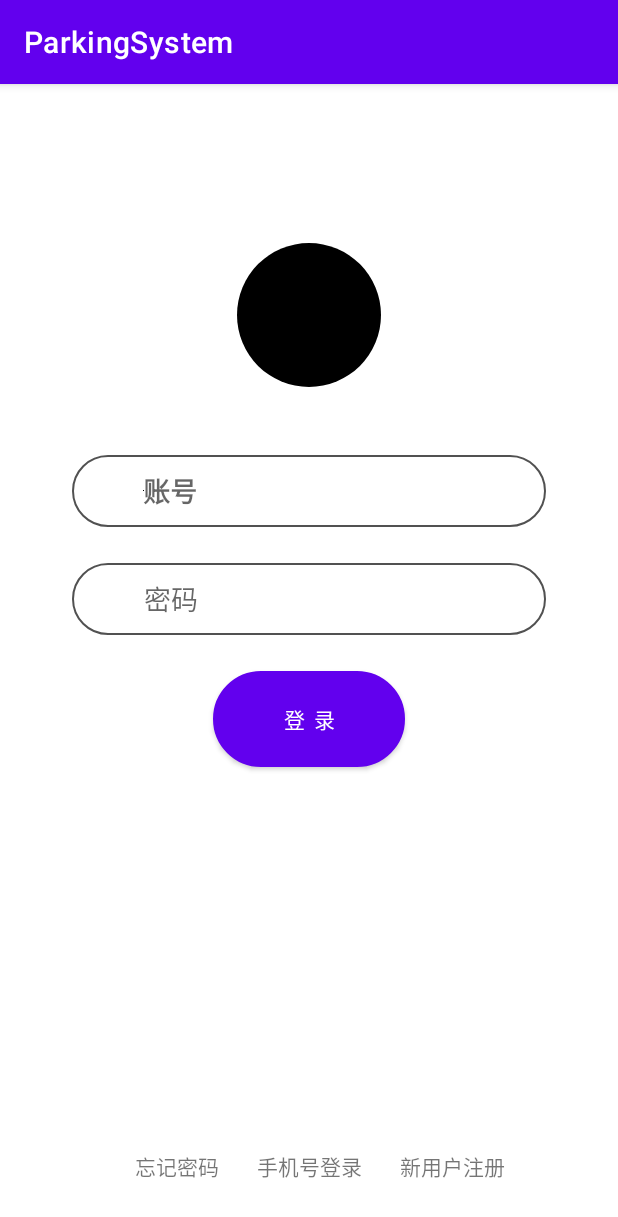
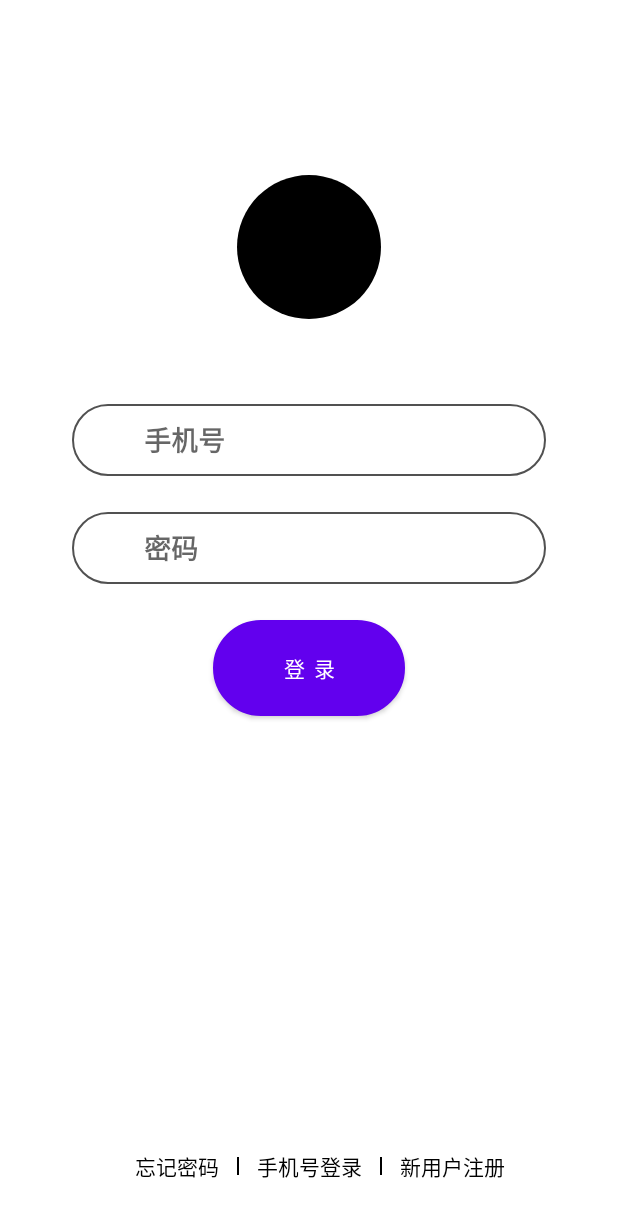
Before and after one commit to ljhs88/Parking_System, an Android app: the Cus_LoginActivity screen opened directly, with no data from a screen before it, on a phone screen of 412 x 824 dp. Shown: the top 1217 px of the screen. Run offline under Robolectric (Android 15) with nearby library versions, the phone set to English and light mode, and no system bars; our stand-ins replace CircleImageView; libraries missing offline, so code that uses them is left out: com.alibaba.android.

Commit message:
commit 2022-1-18

```diff
--- a/ParkingSystem/register/src/main/java/com/xiyou3g/select/customer/register/Cus_LoginActivity.java
+++ b/ParkingSystem/register/src/main/java/com/xiyou3g/select/customer/register/Cus_LoginActivity.java
@@ -1,17 +1,84 @@
 package com.xiyou3g.select.customer.register;
 
+import androidx.appcompat.app.ActionBar;
 import androidx.appcompat.app.AppCompatActivity;
 
+import android.annotation.SuppressLint;
+import android.graphics.Color;
 import android.os.Bundle;
+import android.view.View;
+
+import android.view.WindowManager;
+import android.widget.Button;
+import android.widget.EditText;
+import android.widget.TextView;
+import android.widget.Toast;
 
 import com.alibaba.android.arouter.facade.annotation.Route;
+import com.xiyou3g.select.customer.register.util.NumberMatch;
 
+import java.util.Objects;
+
+@SuppressLint("NonConstantResourceId")
 @Route(path = "/customer/Cus_LoginActivity")
-public class Cus_LoginActivity extends AppCompatActivity {
+public class Cus_LoginActivity extends AppCompatActivity implements View.OnClickListener {
 
     @Override
     protected void onCreate(Bundle savedInstanceState) {
         super.onCreate(savedInstanceState);
         setContentView(R.layout.activity_cus_login);
+        viewClick();
+        hint_change();     //隐藏actionbar,将状态栏改为透明
+
     }
+
+    private void hint_change() {
+        ActionBar actionBar = getSupportActionBar();
+        if (actionBar != null)
+            actionBar.hide();
+        Objects.requireNonNull(getSupportActionBar()).hide();
+        getWindow().addFlags(WindowManager.LayoutParams.FLAG_DRAWS_SYSTEM_BAR_BACKGROUNDS);
+        getWindow().clearFlags(WindowManager.LayoutParams.FLAG_TRANSLUCENT_STATUS);
+        getWindow().clearFlags(WindowManager.LayoutParams.FLAG_TRANSLUCENT_NAVIGATION);
+        getWindow().getDecorView().setSystemUiVisibility(View.SYSTEM_UI_FLAG_LAYOUT_STABLE);
+        getWindow().setStatusBarColor(Color.TRANSPARENT);
+    }
+
+    @Override
+    public void onClick(View view) {
+        switch (view.getId()) {
+            case R.id.login_button:
+                EditText accountEditText = findViewById(R.id.cus_account);
+                EditText passwordEditText = findViewById(R.id.cus_password);
+                accountMatch(accountEditText.getText().toString());
+                break;
+            case R.id.new_register:
+                break;
+            case R.id.phone_number_login:
+                break;
+            case R.id.forget_password:
+                break;
+        }
+    }
+
+    public void accountMatch (String phone_number) {
+        if (!NumberMatch.number(phone_number)) {
+            Toast.makeText(this, "请填写正确的手机号", Toast.LENGTH_SHORT).show();
+        }
+    }
+
+    private void viewClick() {
+
+        Button login_button = findViewById(R.id.login_button);
+        TextView new_register = findViewById(R.id.new_register);
+        TextView phone_number_login = findViewById(R.id.phone_number_login);
+        TextView forget_password = findViewById(R.id.forget_password);
+
+        login_button.setOnClickListener(this);
+        new_register.setOnClickListener(this);
+        phone_number_login.setOnClickListener(this);
+        forget_password.setOnClickListener(this);
+
+    }
+
 }
--- a/ParkingSystem/register/src/main/res/layout/activity_cus_login.xml
+++ b/ParkingSystem/register/src/main/res/layout/activity_cus_login.xml
@@ -39,7 +39,7 @@
         android:textStyle="bold"
         android:id="@+id/cus_account"
         android:hint="@string/account"
-        android:drawableStart="@color/black"
+        android:inputType="number"
         />
 
     <androidx.appcompat.widget.AppCompatEditText
@@ -57,6 +57,7 @@
         android:inputType="textPassword"
         android:id="@+id/cus_password"
         android:hint="@string/password"
+        android:textStyle="bold"
         />
 
     <Button
@@ -69,6 +70,7 @@
         android:text="@string/login"
         android:textColor="@color/white"
         android:background="@drawable/button_background"
+        android:id="@+id/login_button"
         />
 
     <TextView
@@ -80,6 +82,7 @@
         app:layout_constraintEnd_toEndOf="parent"
         app:layout_constraintBottom_toBottomOf="parent"
         android:layout_marginBottom="36dp"
+        android:textColor="@color/black"
         />
 
     <View
@@ -90,6 +93,7 @@
         app:layout_constraintTop_toTopOf="@id/phone_number_login"
         android:layout_marginStart="12dp"
         android:id="@+id/login_view1"
+        android:background="@color/black"
         />
 
     <View
@@ -100,6 +104,7 @@
         app:layout_constraintTop_toTopOf="@id/phone_number_login"
         android:layout_marginEnd="12dp"
         android:id="@+id/login_view2"
+        android:background="@color/black"
         />
 
     <TextView
@@ -110,6 +115,7 @@
         app:layout_constraintEnd_toStartOf="@id/login_view2"
         app:layout_constraintBottom_toBottomOf="@id/phone_number_login"
         android:layout_marginEnd="12dp"
+        android:textColor="@color/black"
         />
 
     <TextView
@@ -120,6 +126,7 @@
         app:layout_constraintStart_toEndOf="@id/login_view1"
         app:layout_constraintBottom_toBottomOf="@id/phone_number_login"
         android:layout_marginStart="12dp"
+        android:textColor="@color/black"
         />
 
 </androidx.constraintlayout.widget.ConstraintLayout>
--- a/ParkingSystem/register/src/main/res/values/strings.xml
+++ b/ParkingSystem/register/src/main/res/values/strings.xml
@@ -1,9 +1,11 @@
 <resources>
     <string name="app_name">Register</string>
     <string name="login">登 录</string>
-    <string name="account">账号</string>
+    <string name="account">手机号</string>
     <string name="password">密码</string>
     <string name="phone_number_login">手机号登录</string>
     <string name="forget_password">忘记密码</string>
     <string name="new_register">新用户注册</string>
+    <string name="find_password">找回密码</string>
+    <string name="next">下一步</string>
 </resources>
--- a/ParkingSystem/register/src/main/res/values/themes.xml
+++ b/ParkingSystem/register/src/main/res/values/themes.xml
@@ -2,8 +2,8 @@
     <!-- Base application theme. -->
     <style name="Theme.ParkingSystem" parent="Theme.MaterialComponents.DayNight.DarkActionBar.Bridge">
         <!-- Primary brand color. -->
-        <item name="colorPrimary">@color/purple_500</item>
-        <item name="colorPrimaryVariant">@color/purple_700</item>
+        <item name="colorPrimary">@color/white</item>
+        <item name="colorPrimaryVariant">@color/white</item>
         <item name="colorOnPrimary">@color/white</item>
         <!-- Secondary brand color. -->
         <item name="colorSecondary">@color/teal_200</item>
```
Also changed, not shown: ParkingSystem/register/src/main/java/com/xiyou3g/select/customer/register/util/NumberMatch.java (added, +9 -0 lines), ParkingSystem/register/src/main/res/layout/forget_password_layout.xml (added, +55 -0 lines).
